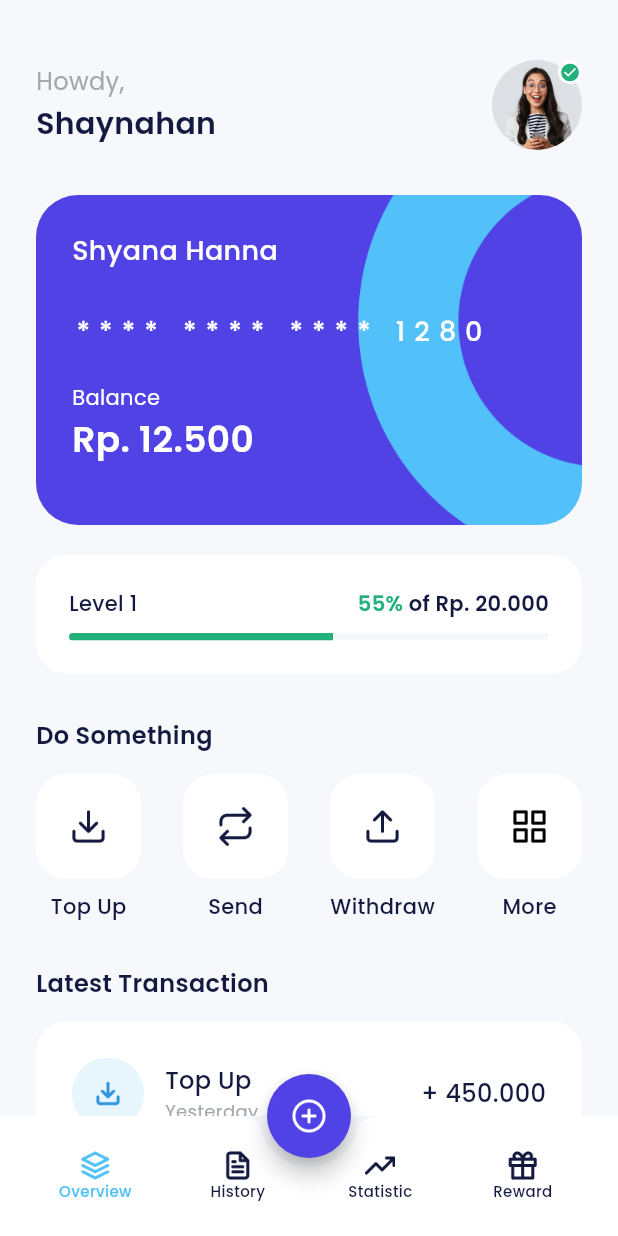
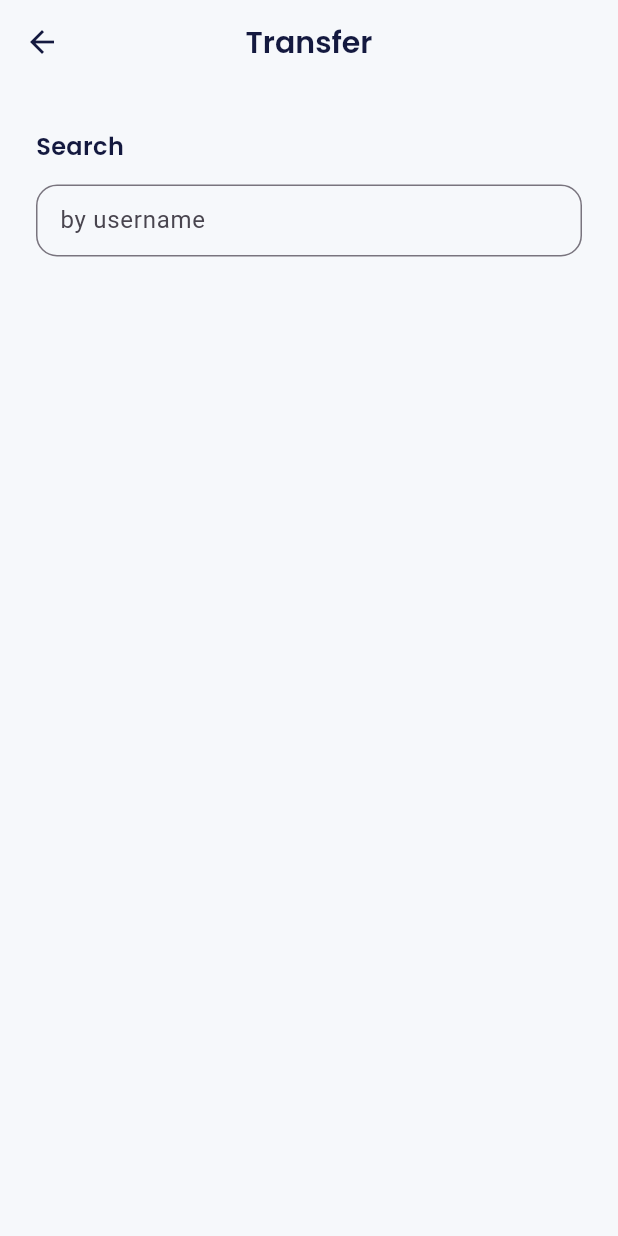
Before and after one commit to KevinZakky/E-wallet-Bank-Sha, a Flutter app: the HomePage screen opened by its route, after a tap on "Send", on a phone screen of 412 x 824 dp. Run offline on Flutter 3.47's test engine with Material 3 defaults, Android fonts, the phone set to English and light mode, and no system bars; our stand-ins replace carousel_slider, google_fonts.

Commit message:
feat: slicing transfer page

```diff
--- a/lib/main.dart
+++ b/lib/main.dart
@@ -15,6 +15,7 @@ import 'package:ewallet_project_app/ui/pages/splash_page.dart';
 import 'package:ewallet_project_app/ui/pages/topup_amount_page.dart';
 import 'package:ewallet_project_app/ui/pages/topup_page.dart';
 import 'package:ewallet_project_app/ui/pages/topup_success_page.dart';
+import 'package:ewallet_project_app/ui/pages/transfer_page.dart';
 import 'package:flutter/material.dart';
 
 void main() => runApp(const MyApp());
@@ -52,7 +53,8 @@ class MyApp extends StatelessWidget {
           '/profile-edit-success': (context) => const ProfileEditSuccessPage(),
           '/topup': (context) => const TopupPage(),
           '/topup-amount': (context) => const TopupAmountPage(),
-          '/topup-success': (context) => const TopupSuccessPage()
+          '/topup-success': (context) => const TopupSuccessPage(),
+          '/transfer': (context) => const TransferPage()
         });
   }
 }
--- a/lib/ui/pages/home_page.dart
+++ b/lib/ui/pages/home_page.dart
@@ -282,7 +282,9 @@ class HomePage extends StatelessWidget {
               HomeServices(
                 iconUrl: 'assets/ic_send.png',
                 title: 'Send',
-                onTap: () {},
+                onTap: () {
+                  Navigator.pushNamed(context, '/transfer');
+                },
               ),
               HomeServices(
                 iconUrl: 'assets/ic_withdraw.png',
--- /dev/null
+++ b/lib/ui/pages/transfer_page.dart
@@ -0,0 +1,35 @@
+import 'package:ewallet_project_app/shared/theme.dart';
+import 'package:ewallet_project_app/ui/widgets/Forms.dart';
+import 'package:flutter/material.dart';
+
+class TransferPage extends StatelessWidget {
+  const TransferPage({super.key});
+
+  @override
+  Widget build(BuildContext context) {
+    return Scaffold(
+      appBar: AppBar(
+        title: Text('Transfer'),
+      ),
+      body: ListView(
+        padding: const EdgeInsets.symmetric(horizontal: 24),
+        children: [
+          const SizedBox(
+            height: 30,
+          ),
+          Text(
+            'Search',
+            style: blackTextStyle.copyWith(fontSize: 16, fontWeight: semiBold),
+          ),
+          const SizedBox(
+            height: 14,
+          ),
+          CustomFormField(
+            title: 'by username',
+            isShowTitle: false,
+          )
+        ],
+      ),
+    );
+  }
+}
--- a/lib/ui/widgets/Forms.dart
+++ b/lib/ui/widgets/Forms.dart
@@ -5,22 +5,26 @@ class CustomFormField extends StatelessWidget {
   final String title;
   final bool obscureText;
   final TextEditingController? textEditingController;
+  final bool isShowTitle;
 
   const CustomFormField(
       {super.key,
       required this.title,
       this.obscureText = false,
-      this.textEditingController});
+      this.textEditingController,
+      this.isShowTitle = true});
 
   @override
   Widget build(BuildContext context) {
     return Column(
       crossAxisAlignment: CrossAxisAlignment.start,
       children: [
+        if (isShowTitle)
           Text(
             title,
             style: blackTextStyle.copyWith(fontWeight: medium),
           ),
+        if (isShowTitle)
           const SizedBox(
             height: 8,
           ),
@@ -28,6 +32,7 @@ class CustomFormField extends StatelessWidget {
           obscureText: obscureText,
           controller: textEditingController,
           decoration: InputDecoration(
+            hintText: !isShowTitle ? title : null,
             border: OutlineInputBorder(
               borderRadius: BorderRadius.circular(14),
             ),
```
Lines whose indentation alone changed are shown as unchanged.
